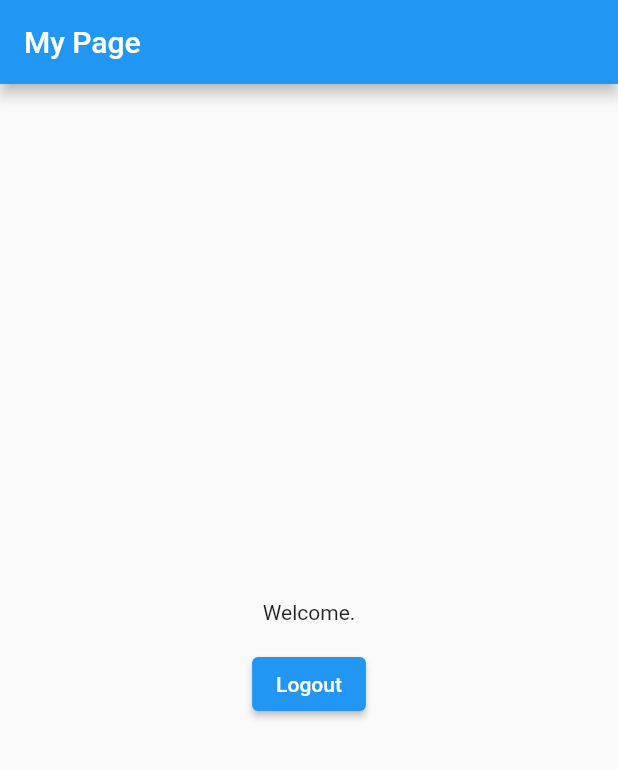
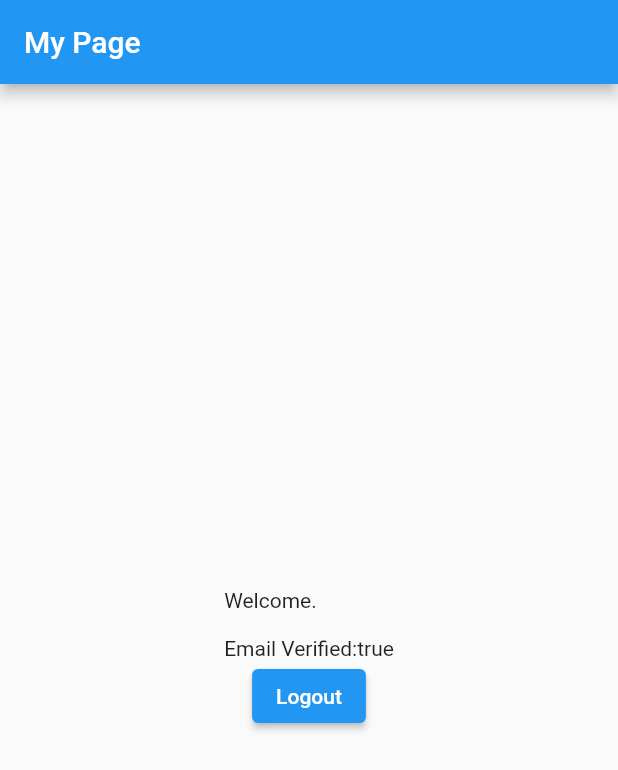
Before and after one commit to ychoe321/Flutter_Login, a Flutter app: the screen it shows once a user with an empty profile is signed in, on a phone screen of 412 x 824 dp. Shown: the top 770 px of the screen. Run offline on Flutter 3.47's test engine with Material 2 defaults, Android fonts, the phone set to English and light mode, and no system bars; our stand-ins replace firebase_auth, firebase_core, fluttertoast, google_sign_in; missing offline and left inert: flutter_facebook_auth; accounts and stored records are empty.

Commit message:
modify email verification

```diff
--- a/lib/src/pages/mypage.dart
+++ b/lib/src/pages/mypage.dart
@@ -17,7 +17,7 @@ class Mypage extends StatelessWidget {
                   child: Column(
             mainAxisAlignment: MainAxisAlignment.center,
             children: [
-              Text('Welcome.\n${FirebaseAuth.instance.currentUser!.email}'),
+              Text('Welcome.\n${FirebaseAuth.instance.currentUser!.email}\nEmail Verified:${FirebaseAuth.instance.currentUser!.emailVerified.toString()}'),
               ElevatedButton(
                   onPressed: FirebaseAuth.instance.signOut,
                   child: Text('Logout')),
--- a/lib/src/pages/sign_in.dart
+++ b/lib/src/pages/sign_in.dart
@@ -68,13 +68,14 @@ class Signin extends StatelessWidget {
   // }
 
   Future<void> sendVerificationEamil() async {
+    if (FirebaseAuth.instance.currentUser!= null && FirebaseAuth.instance.currentUser!.emailVerified==false) {
 
-     await FirebaseAuth.instance.currentUser!.sendEmailVerification();
+    await FirebaseAuth.instance.currentUser!.sendEmailVerification();
 
     Fluttertoast.showToast(msg: 'Please verify your email');
+    }
 
   }
-
 
   @override
   Widget build(BuildContext context) {
```
